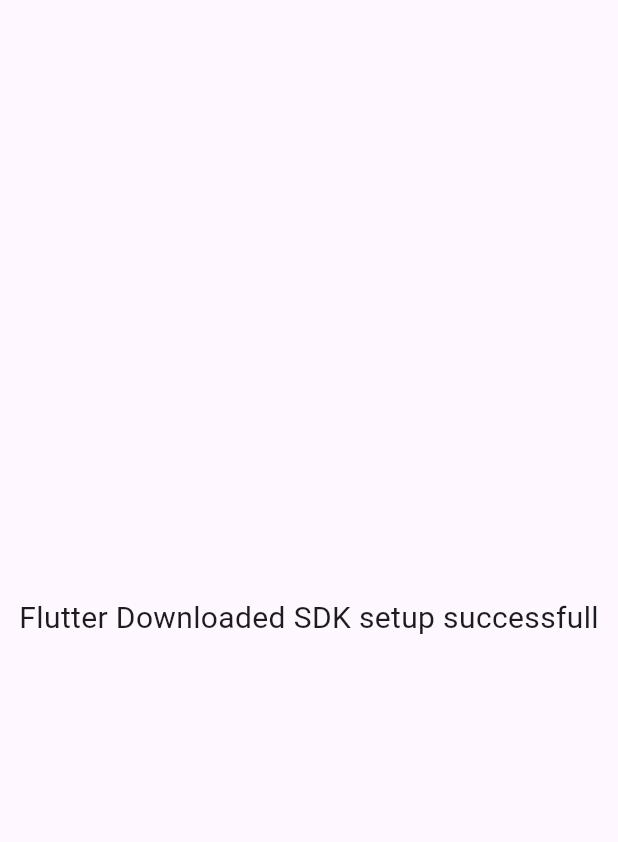
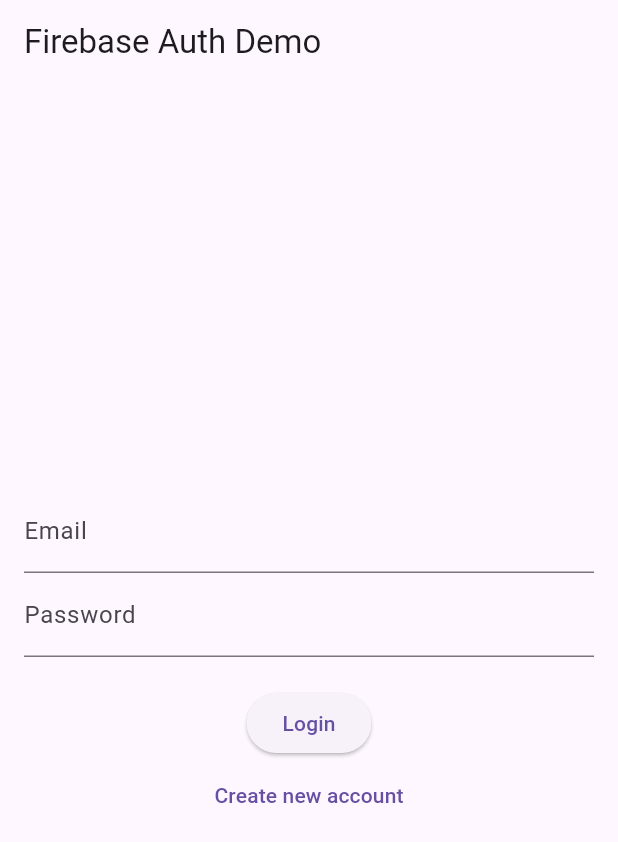
Before and after one commit to Dhayanithi-545/BookMyTurf, a Flutter app: the screen it shows after launch, on a phone screen of 412 x 824 dp. Shown: the top 842 px of the screen. Run offline on Flutter 3.47's test engine with Material 3 defaults, Android fonts, the phone set to English and light mode, and no system bars; our stand-ins replace firebase_auth, firebase_core; accounts and stored records are empty.

Commit message:
firbase auth

```diff
--- a/lib/main.dart
+++ b/lib/main.dart
@@ -1,5 +1,6 @@
 import 'package:flutter/material.dart';
 import 'package:firebase_core/firebase_core.dart';
+import 'screens/auth_screen.dart';
 
 void main() async {
   WidgetsFlutterBinding.ensureInitialized();
@@ -14,14 +15,7 @@
   Widget build(BuildContext context) {
     return const MaterialApp(
       debugShowCheckedModeBanner: false,
-      home: Scaffold(
-        body: Center(
-          child: Text(
-            'Flutter Downloaded SDK setup successfull',
-            style: TextStyle(fontSize: 20),
-          ),
-        ),
-      ),
+      home: AuthScreen(),
     );
   }
 }
--- /dev/null
+++ b/lib/screens/auth_screen.dart
@@ -0,0 +1,85 @@
+import 'package:flutter/material.dart';
+import 'package:firebase_auth/firebase_auth.dart';
+
+class AuthScreen extends StatefulWidget {
+  const AuthScreen({super.key});
+
+  @override
+  _AuthScreenState createState() => _AuthScreenState();
+}
+
+class _AuthScreenState extends State<AuthScreen> {
+  final FirebaseAuth _auth = FirebaseAuth.instance;
+  final _emailController = TextEditingController();
+  final _passwordController = TextEditingController();
+  bool isLogin = true;
+
+  Future<void> _submitAuthForm() async {
+    try {
+      if (isLogin) {
+        await _auth.signInWithEmailAndPassword(
+          email: _emailController.text.trim(),
+          password: _passwordController.text.trim(),
+        );
+      } else {
+        await _auth.createUserWithEmailAndPassword(
+          email: _emailController.text.trim(),
+          password: _passwordController.text.trim(),
+        );
+      }
+
+      if (mounted) {
+        ScaffoldMessenger.of(context).showSnackBar(
+          SnackBar(content: Text(isLogin ? 'Login Successful!' : 'Signup Successful!')),
+        );
+      }
+    } on FirebaseAuthException catch (e) {
+      if (mounted) {
+        ScaffoldMessenger.of(context).showSnackBar(
+          SnackBar(content: Text(e.message ?? 'Authentication Error')),
+        );
+      }
+    }
+  }
+
+  @override
+  void dispose() {
+    _emailController.dispose();
+    _passwordController.dispose();
+    super.dispose();
+  }
+
+  @override
+  Widget build(BuildContext context) {
+    return Scaffold(
+      appBar: AppBar(title: const Text('Firebase Auth Demo')),
+      body: Padding(
+        padding: const EdgeInsets.all(16),
+        child: Column(
+          mainAxisAlignment: MainAxisAlignment.center,
+          children: [
+            TextField(
+              controller: _emailController,
+              decoration: const InputDecoration(labelText: 'Email'),
+              keyboardType: TextInputType.emailAddress,
+            ),
+            TextField(
+              controller: _passwordController,
+              obscureText: true,
+              decoration: const InputDecoration(labelText: 'Password'),
+            ),
+            const SizedBox(height: 20),
+            ElevatedButton(
+              onPressed: _submitAuthForm,
+              child: Text(isLogin ? 'Login' : 'Signup'),
+            ),
+            TextButton(
+              onPressed: () => setState(() => isLogin = !isLogin),
+              child: Text(isLogin ? 'Create new account' : 'Already have an account? Login'),
+            ),
+          ],
+        ),
+      ),
+    );
+  }
+}
--- a/pubspec.yaml
+++ b/pubspec.yaml
@@ -32,6 +32,7 @@
     sdk: flutter
 
   firebase_core: ^2.24.2
+  firebase_auth: ^5.0.0
 
   # The following adds the Cupertino Icons font to your application.
   # Use with the CupertinoIcons class for iOS style icons.
```
Also changed, not shown: 1 other file.
